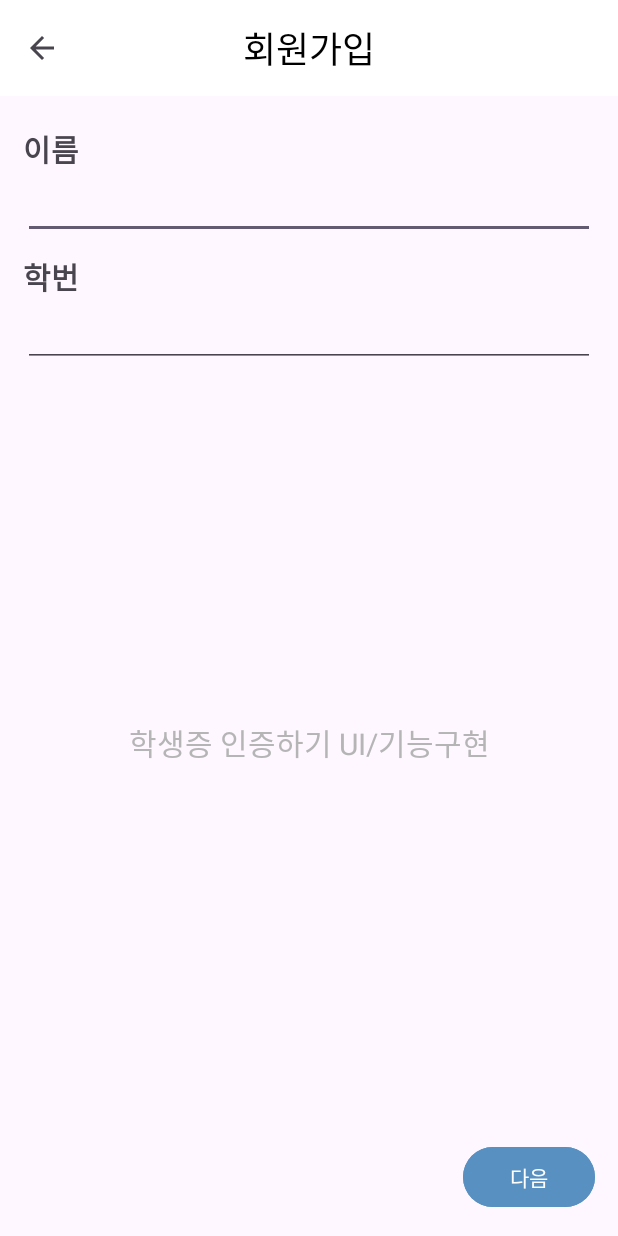
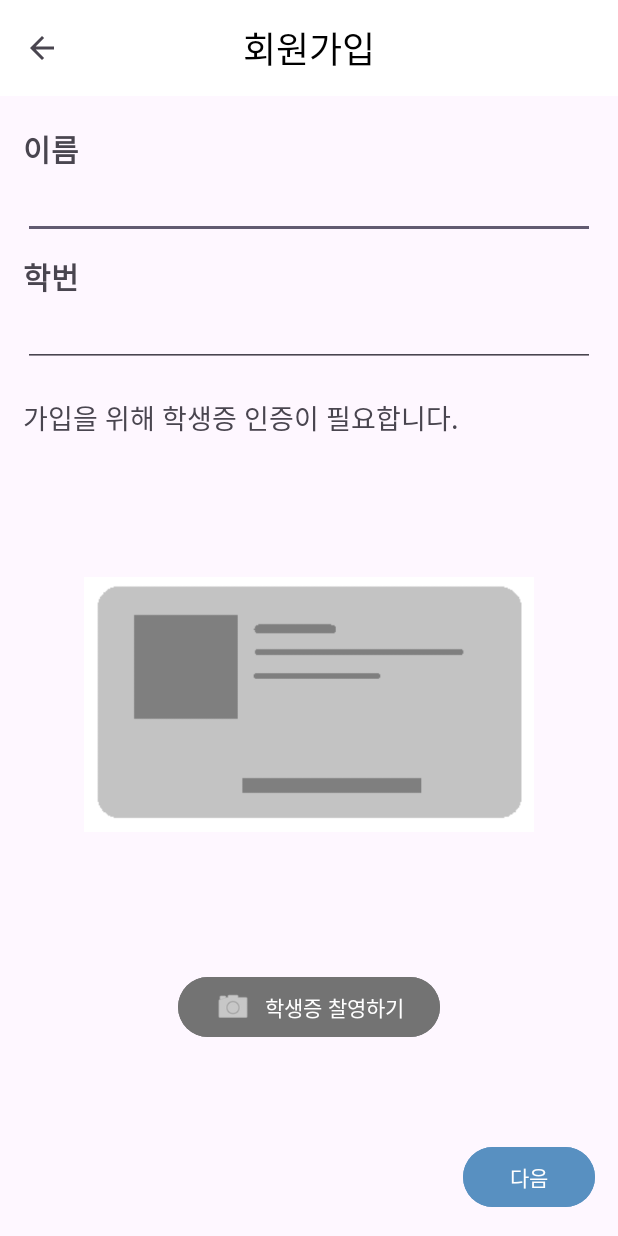
Before and after one commit to aong13/smse-notice, an Android app: the RegisterActivity screen opened directly, with no data from a screen before it, on a phone screen of 412 x 824 dp. Run offline under Robolectric (Android 15) with nearby library versions, the phone set to English and light mode, and no system bars.

```diff
--- a/app/src/main/java/com/example/smse_notice/RegisterActivity.java
+++ b/app/src/main/java/com/example/smse_notice/RegisterActivity.java
@@ -30,7 +30,7 @@ public class RegisterActivity extends AppCompatActivity {
         toolbar_title = (TextView) findViewById(R.id.toolbar_title);
         toolbar_title.setText("회원가입");
 
-
+        //다음 버튼
         TextView signup_next_Button=(TextView) findViewById(R.id.signup_next_btn);
         signup_next_Button.setOnClickListener(new View.OnClickListener() {
             @Override
--- a/app/src/main/res/layout/activity_register.xml
+++ b/app/src/main/res/layout/activity_register.xml
@@ -55,15 +55,40 @@
         <LinearLayout
             android:layout_width="match_parent"
             android:layout_height="match_parent"
-            android:layout_weight="1">
+            android:layout_weight="1"
+            android:orientation="vertical"
+            android:layout_marginHorizontal="15dp"
+            android:layout_marginTop="20dp"
+            android:layout_marginBottom="50dp">
+
             <TextView
                 android:layout_width="match_parent"
                 android:layout_height="wrap_content"
-                android:text="학생증 인증하기 UI/기능구현"
-                android:textSize="20dp"
-                android:gravity="center"
+                android:text="가입을 위해 학생증 인증이 필요합니다."
+                android:textSize="18dp"
+                ></TextView>
+
+            <LinearLayout
+                android:layout_width="wrap_content"
+                android:layout_height="match_parent"
+                android:layout_weight="1"
+                android:layout_gravity="center">
+
+                <ImageView
+                    android:layout_width="300dp"
+                    android:layout_height="wrap_content"
+                    android:layout_gravity="center"
+                    android:src="@drawable/card"></ImageView>
+            </LinearLayout>
+
+            <Button
+                android:layout_width="wrap_content"
+                android:layout_height="wrap_content"
                 android:layout_gravity="center"
-                android:textColor="#B5B5B5"></TextView>
+                android:backgroundTint="#737373"
+                android:text="학생증 찰영하기"
+                app:icon="@android:drawable/ic_menu_camera"
+                app:iconSize="25dp" />
 
         </LinearLayout>
 
```
Also changed, not shown: app/src/main/res/layout/dialog_yes.xml (added, +46 -0 lines), app/src/main/res/drawable/card.png (added).
